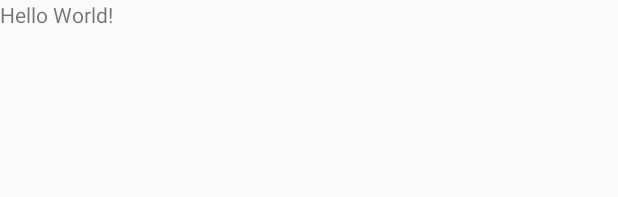
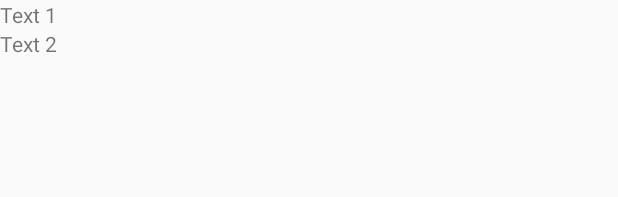
Before and after one commit to DarushDev/example-android-animations-and-transitions, an Android app: the layout activity_main.xml on its own in the app's theme, with its tools: preview values and no code run, on a phone screen of 412 x 824 dp. Shown: the top 197 px of the screen. Run offline under Robolectric (Android 15) with nearby library versions, the phone set to English and light mode, and no system bars.

```diff
--- a/app/src/main/res/layout/activity_main.xml
+++ b/app/src/main/res/layout/activity_main.xml
@@ -10,7 +10,7 @@
         android:id="@+id/text_main_hello"
         android:layout_width="wrap_content"
         android:layout_height="wrap_content"
-        android:text="Hello World!"
+        android:text="Text 1"
         app:layout_constraintBottom_toBottomOf="parent"
         app:layout_constraintHorizontal_bias="0.0"
         app:layout_constraintLeft_toLeftOf="parent"
@@ -18,4 +18,11 @@
         app:layout_constraintTop_toTopOf="parent"
         app:layout_constraintVertical_bias="0.0" />
 
+    <TextView
+        android:id="@+id/text_main_text2"
+        app:layout_constraintTop_toBottomOf="@id/text_main_hello"
+        android:text="Text 2"
+        android:layout_width="wrap_content"
+        android:layout_height="wrap_content" />
+
 </android.support.constraint.ConstraintLayout>
```
Also changed, not shown: app/src/main/java/com/example/sampleandroidanimationsandtransitions/MainActivity.java (+29 -1 lines).
